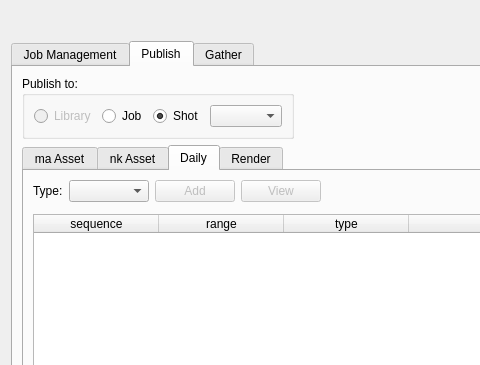
First picture: the form in core/ui/icarusUI.ui, repository mjbonnington/icarus-gps, before the edit; both pictures show x 0 to 480 and y 0 to 365 of the 832 by 640 pixel window.
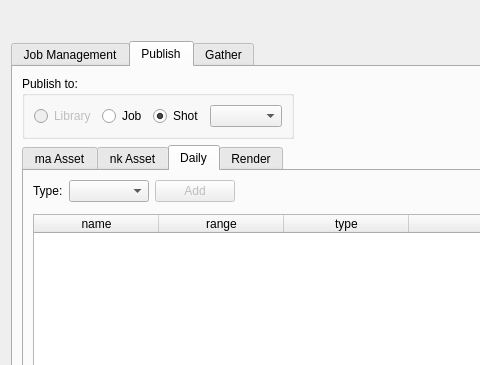
Second picture: the form after the edit. The open tabs and pages were chosen to show the change. Icons and pictures are not drawn.

```diff
--- a/core/ui/icarusUI.ui
+++ b/core/ui/icarusUI.ui
@@ -1783,22 +1783,6 @@
                    </property>
                   </widget>
                  </item>
-                 <item>
-                  <widget class="QPushButton" name="dailyPblView_pushButton">
-                   <property name="enabled">
-                    <bool>false</bool>
-                   </property>
-                   <property name="text">
-                    <string>View</string>
-                   </property>
-                   <property name="default">
-                    <bool>false</bool>
-                   </property>
-                   <property name="flat">
-                    <bool>false</bool>
-                   </property>
-                  </widget>
-                 </item>
                  <item>
                   <spacer name="horizontalSpacer_4">
                    <property name="orientation">
@@ -1849,7 +1833,7 @@
                 </attribute>
                 <column>
                  <property name="text">
-                  <string>sequence</string>
+                  <string>name</string>
                  </property>
                 </column>
                 <column>
```
Left out of the diff: 43 changed lines with no effect on the pictures.
